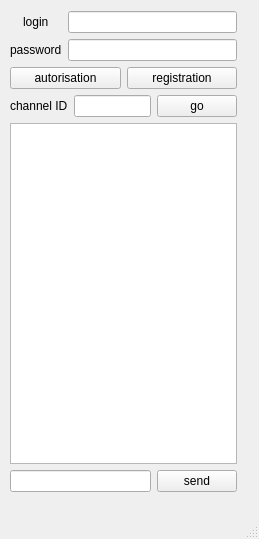
Qt form src/client/gui/mainwindow.ui (k-morozov/AppChat) before a commit.
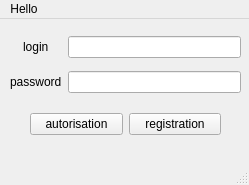
The same form after that commit.

```diff
--- a/src/client/gui/mainwindow.ui
+++ b/src/client/gui/mainwindow.ui
@@ -6,115 +6,69 @@
    <rect>
     <x>0</x>
     <y>0</y>
-    <width>259</width>
-    <height>539</height>
+    <width>249</width>
+    <height>185</height>
    </rect>
   </property>
   <property name="windowTitle">
    <string>Chat</string>
   </property>
   <widget class="QWidget" name="centralwidget">
+   <widget class="QWidget" name="layoutWidget">
+    <property name="geometry">
+     <rect>
+      <x>30</x>
+      <y>80</y>
+      <width>191</width>
+      <height>51</height>
+     </rect>
+    </property>
+    <layout class="QHBoxLayout" name="horizontalLayout_2">
+     <item>
+      <widget class="QPushButton" name="push_autorisation">
+       <property name="text">
+        <string>autorisation</string>
+       </property>
+      </widget>
+     </item>
+     <item>
+      <widget class="QPushButton" name="push_registration">
+       <property name="text">
+        <string>registration</string>
+       </property>
+      </widget>
+     </item>
+    </layout>
+   </widget>
    <widget class="QWidget" name="layoutWidget">
     <property name="geometry">
      <rect>
       <x>10</x>
-      <y>11</y>
-      <width>227</width>
-      <height>481</height>
+      <y>10</y>
+      <width>231</width>
+      <height>71</height>
      </rect>
     </property>
-    <layout class="QVBoxLayout" name="verticalLayout_4">
-     <item>
-      <layout class="QVBoxLayout" name="verticalLayout_3">
-       <item>
-        <layout class="QVBoxLayout" name="verticalLayout_2">
-         <item>
-          <layout class="QVBoxLayout" name="verticalLayout">
-           <item>
-            <layout class="QGridLayout" name="gridLayout">
-             <item row="1" column="1">
-              <widget class="QLineEdit" name="password"/>
-             </item>
-             <item row="1" column="0" alignment="Qt::AlignHCenter">
-              <widget class="QLabel" name="label_password">
-               <property name="text">
-                <string>password</string>
-               </property>
-              </widget>
-             </item>
-             <item row="0" column="0" alignment="Qt::AlignHCenter">
-              <widget class="QLabel" name="label_login">
-               <property name="text">
-                <string>login</string>
-               </property>
-              </widget>
-             </item>
-             <item row="0" column="1">
-              <widget class="QLineEdit" name="logon"/>
-             </item>
-            </layout>
-           </item>
-           <item>
-            <layout class="QHBoxLayout" name="horizontalLayout_2">
-             <item>
-              <widget class="QPushButton" name="push_autorisation">
-               <property name="text">
-                <string>autorisation</string>
-               </property>
-              </widget>
-             </item>
-             <item>
-              <widget class="QPushButton" name="push_registration">
-               <property name="text">
-                <string>registration</string>
-               </property>
-              </widget>
-             </item>
-            </layout>
-           </item>
-          </layout>
-         </item>
-         <item>
-          <layout class="QHBoxLayout" name="horizontalLayout_3">
-           <item>
-            <widget class="QLabel" name="label_channel_id">
-             <property name="text">
-              <string>channel ID</string>
-             </property>
-            </widget>
-           </item>
-           <item>
-            <widget class="QLineEdit" name="room_id"/>
-           </item>
-           <item>
-            <widget class="QPushButton" name="push_change_room_id">
-             <property name="text">
-              <string>go</string>
-             </property>
-            </widget>
-           </item>
-          </layout>
-         </item>
-        </layout>
-       </item>
-       <item>
-        <widget class="QTextEdit" name="text_output"/>
-       </item>
-      </layout>
+    <layout class="QGridLayout" name="gridLayout">
+     <item row="1" column="0">
+      <widget class="QLabel" name="label_password">
+       <property name="text">
+        <string>password</string>
+       </property>
+      </widget>
      </item>
-     <item>
-      <layout class="QHBoxLayout" name="horizontalLayout">
-       <item>
-        <widget class="QLineEdit" name="text_input"/>
-       </item>
-       <item>
-        <widget class="QPushButton" name="push_send">
-         <property name="text">
-          <string>send</string>
-         </property>
-        </widget>
-       </item>
-      </layout>
+     <item row="0" column="0" alignment="Qt::AlignHCenter">
+      <widget class="QLabel" name="label_login">
+       <property name="text">
+        <string>login</string>
+       </property>
+      </widget>
+     </item>
+     <item row="1" column="1">
+      <widget class="QLineEdit" name="password"/>
+     </item>
+     <item row="0" column="1">
+      <widget class="QLineEdit" name="logon"/>
      </item>
     </layout>
    </widget>
@@ -124,10 +78,16 @@
     <rect>
      <x>0</x>
      <y>0</y>
-     <width>259</width>
+     <width>249</width>
      <height>22</height>
     </rect>
    </property>
+   <widget class="QMenu" name="menuHello">
+    <property name="title">
+     <string>Hello</string>
+    </property>
+   </widget>
+   <addaction name="menuHello"/>
   </widget>
   <widget class="QStatusBar" name="statusbar"/>
  </widget>
```
Left out of the diff: 5 changed lines with no effect on the pictures.
